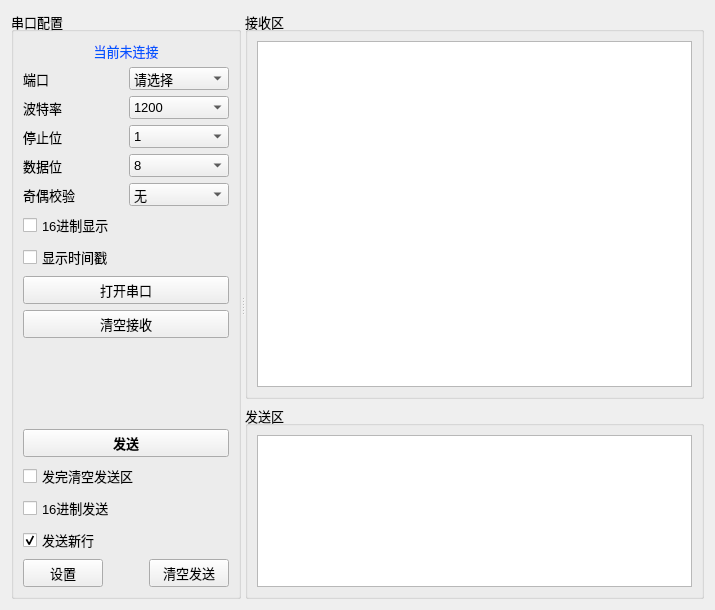
Before: the Qt Designer form widget.ui in BLKDASH/QtShowWave, drawn with Qt 5.
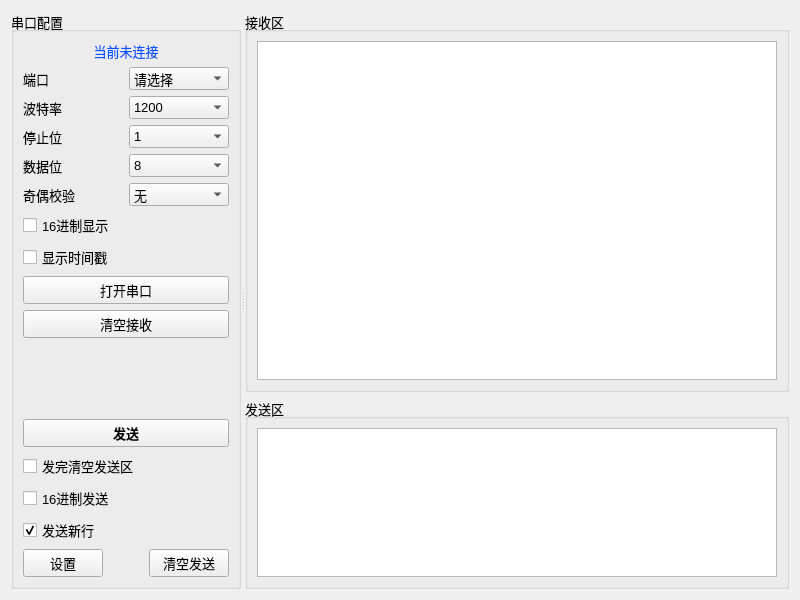
After: the same form once the commit is applied. Icons and pictures are not drawn. Custom widgets are drawn as their Qt base class.

Diff of the .ui file:
```diff
--- a/widget.ui
+++ b/widget.ui
@@ -6,8 +6,8 @@
    <rect>
     <x>0</x>
     <y>0</y>
-    <width>715</width>
-    <height>610</height>
+    <width>800</width>
+    <height>600</height>
    </rect>
   </property>
   <property name="windowTitle">
@@ -19,6 +19,8 @@
   </property>
   <layout class="QGridLayout" name="gridLayout_5">
    <item row="0" column="0">
+    <layout class="QGridLayout" name="gridLayout_4">
+     <item row="0" column="0">
     <widget class="QSplitter" name="splitter">
      <property name="orientation">
       <enum>Qt::Orientation::Horizontal</enum>
@@ -484,6 +486,12 @@
       <layout class="QVBoxLayout" name="verticalLayout" stretch="2,1">
        <item>
         <widget class="QGroupBox" name="groupBox_2">
+           <property name="minimumSize">
+            <size>
+             <width>160</width>
+             <height>0</height>
+            </size>
+           </property>
          <property name="font">
           <font>
            <pointsize>10</pointsize>
@@ -533,6 +541,12 @@
          <layout class="QGridLayout" name="gridLayout">
           <item row="0" column="0">
            <widget class="QPlainTextEdit" name="sendEdit">
+              <property name="minimumSize">
+               <size>
+                <width>160</width>
+                <height>0</height>
+               </size>
+              </property>
             <property name="font">
              <font>
               <pointsize>10</pointsize>
@@ -546,6 +560,8 @@
       </layout>
      </widget>
     </widget>
+     </item>
+    </layout>
    </item>
   </layout>
  </widget>
```
Left out of the diff: 2 changed lines with no effect on the pictures. Lines whose indentation alone changed are shown as unchanged.
